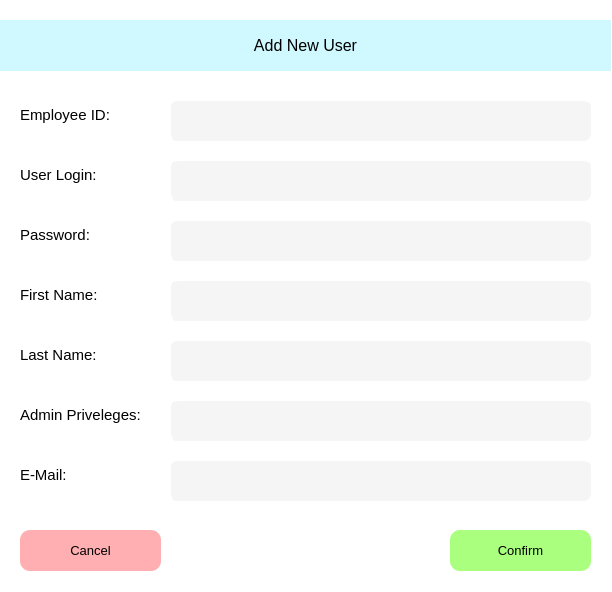
Above: gui/UF_AddUser.ui from ZachThornee/3K04PaceMaker before the change. Below: the same form after it.
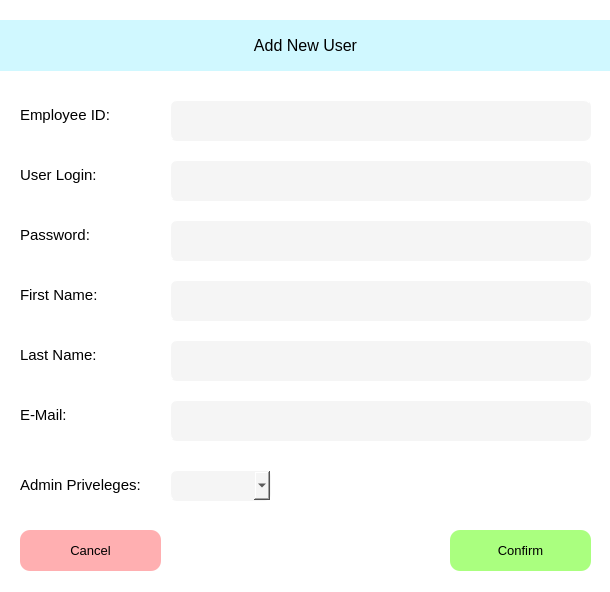
That is the form after the change.

```diff
--- a/gui/UF_AddUser.ui
+++ b/gui/UF_AddUser.ui
@@ -6,7 +6,7 @@
    <rect>
     <x>0</x>
     <y>0</y>
-    <width>612</width>
+    <width>610</width>
     <height>592</height>
    </rect>
   </property>
@@ -91,23 +91,6 @@
 BORDER-STYLE: outset;</string>
    </property>
   </widget>
-  <widget class="QLineEdit" name="TB_Email">
-   <property name="geometry">
-    <rect>
-     <x>170</x>
-     <y>460</y>
-     <width>421</width>
-     <height>41</height>
-    </rect>
-   </property>
-   <property name="styleSheet">
-    <string notr="true">BACKGROUND-COLOR: rgb(245, 245, 245);
-BORDER-COLOR: rgb(245, 245, 245);
-BORDER-RADIUS: 7px;
-BORDER-WIDTH: 1px;
-BORDER-STYLE: outset;</string>
-   </property>
-  </widget>
   <widget class="QLabel" name="LAB_UserLogin">
    <property name="geometry">
     <rect>
@@ -138,7 +121,7 @@
    <property name="geometry">
     <rect>
      <x>20</x>
-     <y>400</y>
+     <y>470</y>
      <width>141</width>
      <height>31</height>
     </rect>
@@ -296,7 +279,7 @@
    <property name="geometry">
     <rect>
      <x>20</x>
-     <y>460</y>
+     <y>400</y>
      <width>141</width>
      <height>31</height>
     </rect>
@@ -305,6 +288,28 @@
     <string>&lt;html&gt;&lt;head/&gt;&lt;body&gt;&lt;p&gt;&lt;span style=&quot; font-size:11pt;&quot;&gt;E-Mail:&lt;/span&gt;&lt;/p&gt;&lt;/body&gt;&lt;/html&gt;</string>
    </property>
   </widget>
+  <widget class="QComboBox" name="CB_Admin">
+   <property name="geometry">
+    <rect>
+     <x>170</x>
+     <y>470</y>
+     <width>101</width>
+     <height>31</height>
+    </rect>
+   </property>
+   <property name="font">
+    <font>
+     <pointsize>10</pointsize>
+    </font>
+   </property>
+   <property name="styleSheet">
+    <string notr="true">BACKGROUND-COLOR: rgb(245, 245, 245);
+BORDER-COLOR: rgb(245, 245, 245);
+BORDER-RADIUS: 7px;
+BORDER-WIDTH: 1px;
+BORDER-STYLE: outset;</string>
+   </property>
+  </widget>
  </widget>
  <resources/>
  <connections/>
```
